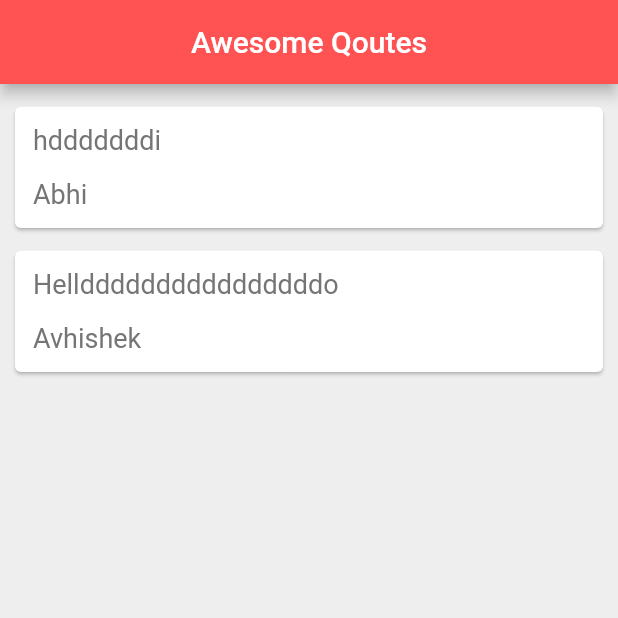
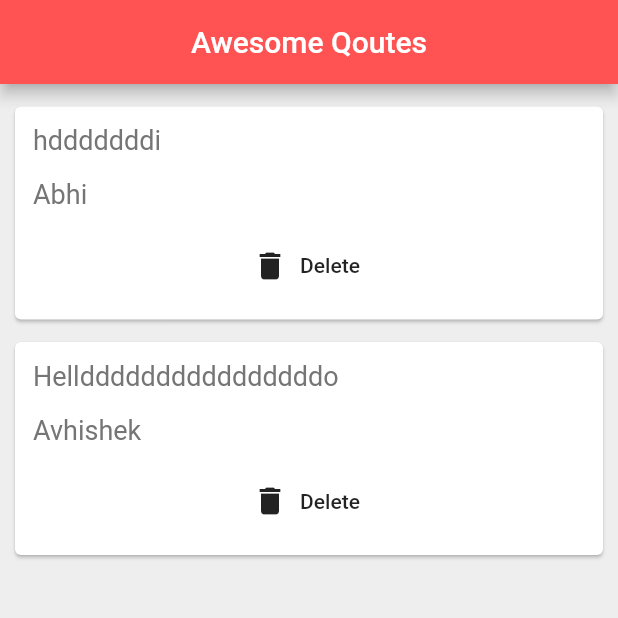
Before and after one commit to Abhishekhm777/Flutter_card_app, a Flutter app: the screen it shows after launch, on a phone screen of 412 x 824 dp, the top half of it. Run offline on Flutter 3.47's test engine with Material 2 defaults, Android fonts, the phone set to English and light mode, and no system bars.

Commit message:
delete function with function as aparameter

```diff
--- /dev/null
+++ b/lib/QuteCard.dart
@@ -0,0 +1,42 @@
+import 'package:flutter/material.dart';
+import 'Quotes.dart';
+
+
+class QuoteCard extends StatelessWidget {
+  final QuotesClass quote;
+  final Function delete;
+  QuoteCard( {this.quote,this.delete,});
+  @override
+  Widget build(BuildContext context) {
+    return Card(
+      margin:EdgeInsets.fromLTRB(10.0, 15.0, 10.0, 0.0),
+      child: Padding(
+        padding: const EdgeInsets.all(12.0),
+        child: Column(
+          crossAxisAlignment: CrossAxisAlignment.stretch,
+          children: <Widget>[
+            Text(
+              quote.quote,
+              style: TextStyle(
+                  fontSize: 18.0,
+                  color: Colors.grey[600]
+              ),
+            ),
+            SizedBox(height: 15.0,),
+            Text(
+              quote.aouthor,
+              style: TextStyle(
+                  fontSize: 18.0,
+                  color: Colors.grey[600]
+              ),
+            ),
+            SizedBox(height: 13.0,),
+            FlatButton.icon(onPressed: delete,
+                icon:Icon(Icons.delete,),
+                label:Text( 'Delete'),),
+          ],
+        ),
+      ),
+    );
+  }
+}
--- a/lib/main.dart
+++ b/lib/main.dart
@@ -1,6 +1,7 @@
 import 'package:flutter/cupertino.dart';
 import 'package:flutter/material.dart';
 import 'Quotes.dart';
+import 'QuteCard.dart';
 
 void main() => runApp(MaterialApp(
   home: Quotes(),
@@ -20,9 +21,7 @@ class _QuotesState extends State<Quotes> {
   QuotesClass(quote:'Hellddddddddddddddddo',aouthor:'Avhishek')];
 
 
-  Widget getCardWidget( quote){
-    return QuoteCard(quote: quote);
-  }
+
 
 
   @override
@@ -37,43 +36,17 @@ class _QuotesState extends State<Quotes> {
       ),
         body: Center(
           child: Column(
-             children: qoutesList.map((e) => getCardWidget(e)).toList()
+             children: qoutesList.map((e) => QuoteCard(
+                 quote: e,
+               delete:(){
+                   setState(() {
+                     qoutesList.remove(e);
+                   });
+
+               }
+             )).toList()
     ),
         ),
     );
   }
 }
-
-class QuoteCard extends StatelessWidget {
-  final QuotesClass quote;
-  QuoteCard( {this.quote});
-  @override
-  Widget build(BuildContext context) {
-    return Card(
-      margin:EdgeInsets.fromLTRB(10.0, 15.0, 10.0, 0.0),
-      child: Padding(
-        padding: const EdgeInsets.all(12.0),
-        child: Column(
-          crossAxisAlignment: CrossAxisAlignment.stretch,
-          children: <Widget>[
-            Text(
-                quote.quote,
-              style: TextStyle(
-                fontSize: 18.0,
-                color: Colors.grey[600]
-              ),
-            ),
-            SizedBox(height: 15.0,),
-            Text(
-              quote.aouthor,
-              style: TextStyle(
-                  fontSize: 18.0,
-                  color: Colors.grey[600]
-              ),
-            ),
-          ],
-        ),
-      ),
-    );
-  }
-}
```
